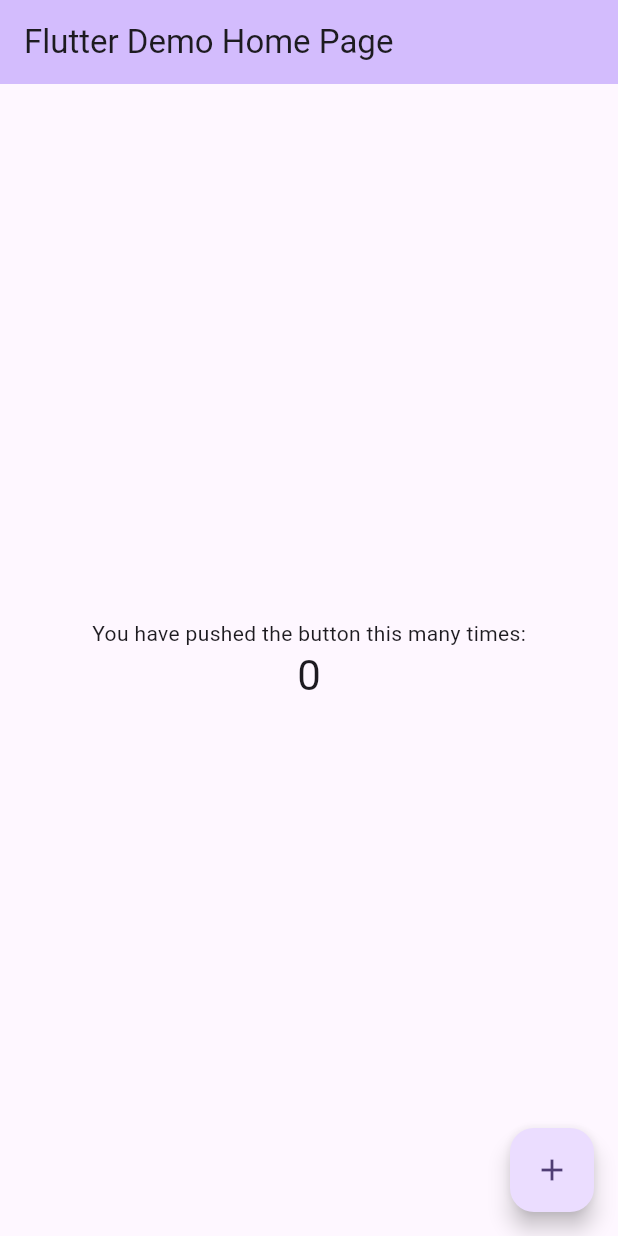
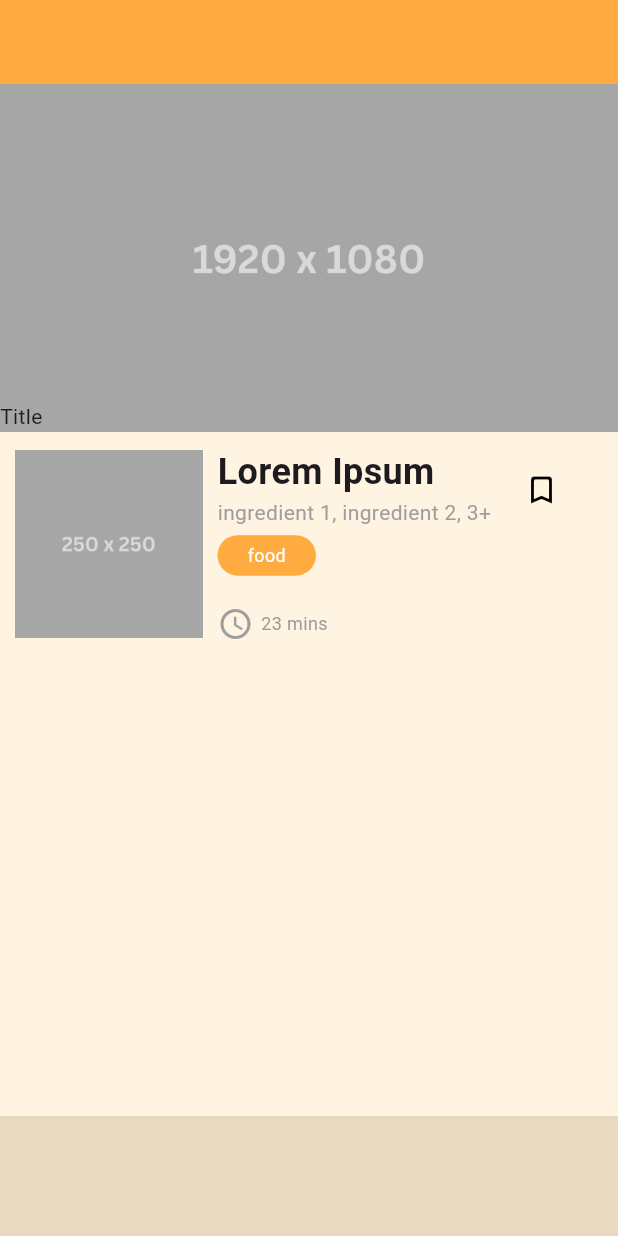
Before and after one commit to HeDoesCode/itelec4c_final_project, a Flutter app: the screen it shows after launch, on a phone screen of 412 x 824 dp. Run offline on Flutter 3.47's test engine with Material 3 defaults, Android fonts, the light colour scheme and no system bars.

Commit message:
updates: - added image placeholders - recipe details page and recipe list page - several reusable components

```diff
--- /dev/null
+++ b/lib/components/appbar.dart
@@ -0,0 +1,13 @@
+import 'package:flutter/material.dart';
+
+class CustomAppBar extends StatelessWidget implements PreferredSizeWidget {
+  const CustomAppBar({super.key});
+
+  @override
+  Widget build(BuildContext context) {
+    return AppBar(backgroundColor: Colors.orangeAccent);
+  }
+
+  @override
+  Size get preferredSize => Size.fromHeight(kToolbarHeight);
+}
--- /dev/null
+++ b/lib/components/recipe_featured_item.dart
@@ -0,0 +1,15 @@
+import 'package:flutter/material.dart';
+
+class RecipeFeaturedItem extends StatelessWidget {
+  const RecipeFeaturedItem({super.key});
+
+  @override
+  Widget build(BuildContext context) {
+    return Stack(
+      children: [
+        Image(image: AssetImage('images/img_placeholder_rect.png')),
+        Positioned(bottom: 0, left: 0, child: Text("Title")),
+      ],
+    );
+  }
+}
--- /dev/null
+++ b/lib/components/recipe_list_item.dart
@@ -0,0 +1,78 @@
+import 'package:flutter/material.dart';
+import 'package:itelec4c_final_project/components/transparent_btn.dart';
+
+class RecipeListItem extends StatelessWidget {
+  final String name;
+  final String ingredients;
+  final String category;
+  final int time;
+
+  const RecipeListItem({
+    super.key,
+    required this.name,
+    required this.ingredients,
+    required this.category,
+    required this.time,
+  });
+
+  @override
+  Widget build(BuildContext context) {
+    return Container(
+      padding: EdgeInsets.all(10),
+      child: Stack(
+        children: [
+          Row(
+            children: [
+              Image(
+                width: 125,
+                image: AssetImage('images/img_placeholder_square.png'),
+              ),
+              SizedBox(width: 10),
+              Column(
+                crossAxisAlignment: CrossAxisAlignment.start,
+                children: [
+                  Text(
+                    name,
+                    style: TextStyle(fontSize: 24, fontWeight: FontWeight.bold),
+                  ),
+                  Text(ingredients, style: TextStyle(color: Colors.grey)),
+                  SizedBox(height: 5),
+                  Container(
+                    decoration: BoxDecoration(
+                      borderRadius: BorderRadius.circular(50),
+                      color: Colors.orangeAccent,
+                    ),
+                    padding: EdgeInsets.fromLTRB(20, 5, 20, 5),
+                    child: Text(
+                      category,
+                      style: TextStyle(fontSize: 12, color: Colors.white),
+                    ),
+                  ),
+                  SizedBox(height: 20),
+                  Row(
+                    children: [
+                      Icon(Icons.access_time_rounded, color: Colors.grey),
+                      SizedBox(width: 5),
+                      Text(
+                        "${time.toString()} mins",
+                        style: TextStyle(fontSize: 12, color: Colors.grey),
+                      ),
+                    ],
+                  ),
+                ],
+              ),
+            ],
+          ),
+          Positioned(
+            top: 5,
+            right: 5,
+            child: TransparentButton(
+              iconLabel: Icons.bookmark_border_rounded,
+              action: () {},
+            ),
+          ),
+        ],
+      ),
+    );
+  }
+}
--- /dev/null
+++ b/lib/components/transparent_btn.dart
@@ -0,0 +1,25 @@
+import 'package:flutter/material.dart';
+
+class TransparentButton extends StatelessWidget {
+  final IconData iconLabel;
+  final VoidCallback action;
+
+  const TransparentButton({
+    super.key,
+    required this.iconLabel,
+    required this.action,
+  });
+
+  @override
+  Widget build(BuildContext context) {
+    return ElevatedButton(
+      onPressed: action,
+      style: ElevatedButton.styleFrom(
+        backgroundColor: Colors.transparent,
+        shadowColor: Colors.transparent,
+        shape: RoundedRectangleBorder(borderRadius: BorderRadius.circular(5)),
+      ),
+      child: Icon(iconLabel, color: Colors.black, size: 24),
+    );
+  }
+}
--- a/lib/main.dart
+++ b/lib/main.dart
@@ -1,4 +1,6 @@
 import 'package:flutter/material.dart';
+import 'package:itelec4c_final_project/pages/recipe/recipe_details_page.dart';
+import 'package:itelec4c_final_project/pages/recipe/recipe_list_page.dart';
 
 void main() {
   runApp(const MyApp());
@@ -7,116 +9,8 @@ void main() {
 class MyApp extends StatelessWidget {
   const MyApp({super.key});
 
-  // This widget is the root of your application.
   @override
   Widget build(BuildContext context) {
-    return MaterialApp(
-      title: 'Flutter Demo',
-      theme: ThemeData(
-        // This is the theme of your application.
-        //
-        // TRY THIS: Try running your application with "flutter run". You'll see
-        // the application has a purple toolbar. Then, without quitting the app,
-        // try changing the seedColor in the colorScheme below to Colors.green
-        // and then invoke "hot reload" (save your changes or press the "hot
-        // reload" button in a Flutter-supported IDE, or press "r" if you used
-        // the command line to start the app).
-        //
-        // Notice that the counter didn't reset back to zero; the application
-        // state is not lost during the reload. To reset the state, use hot
-        // restart instead.
-        //
-        // This works for code too, not just values: Most code changes can be
-        // tested with just a hot reload.
-        colorScheme: ColorScheme.fromSeed(seedColor: Colors.deepPurple),
-      ),
-      home: const MyHomePage(title: 'Flutter Demo Home Page'),
-    );
+    return MaterialApp(home: RecipeListPage());
   }
 }
-
-class MyHomePage extends StatefulWidget {
-  const MyHomePage({super.key, required this.title});
-
-  // This widget is the home page of your application. It is stateful, meaning
-  // that it has a State object (defined below) that contains fields that affect
-  // how it looks.
-
-  // This class is the configuration for the state. It holds the values (in this
-  // case the title) provided by the parent (in this case the App widget) and
-  // used by the build method of the State. Fields in a Widget subclass are
-  // always marked "final".
-
-  final String title;
-
-  @override
-  State<MyHomePage> createState() => _MyHomePageState();
-}
-
-class _MyHomePageState extends State<MyHomePage> {
-  int _counter = 0;
-
-  void _incrementCounter() {
-    setState(() {
-      // This call to setState tells the Flutter framework that something has
-      // changed in this State, which causes it to rerun the build method below
-      // so that the display can reflect the updated values. If we changed
-      // _counter without calling setState(), then the build method would not be
-      // called again, and so nothing would appear to happen.
-      _counter++;
-    });
-  }
-
-  @override
-  Widget build(BuildContext context) {
-    // This method is rerun every time setState is called, for instance as done
-    // by the _incrementCounter method above.
-    //
-    // The Flutter framework has been optimized to make rerunning build methods
-    // fast, so that you can just rebuild anything that needs updating rather
-    // than having to individually change instances of widgets.
-    return Scaffold(
-      appBar: AppBar(
-        // TRY THIS: Try changing the color here to a specific color (to
-        // Colors.amber, perhaps?) and trigger a hot reload to see the AppBar
-        // change color while the other colors stay the same.
-        backgroundColor: Theme.of(context).colorScheme.inversePrimary,
-        // Here we take the value from the MyHomePage object that was created by
-        // the App.build method, and use it to set our appbar title.
-        title: Text(widget.title),
-      ),
-      body: Center(
-        // Center is a layout widget. It takes a single child and positions it
-        // in the middle of the parent.
-        child: Column(
-          // Column is also a layout widget. It takes a list of children and
-          // arranges them vertically. By default, it sizes itself to fit its
-          // children horizontally, and tries to be as tall as its parent.
-          //
-          // Column has various properties to control how it sizes itself and
-          // how it positions its children. Here we use mainAxisAlignment to
-          // center the children vertically; the main axis here is the vertical
-          // axis because Columns are vertical (the cross axis would be
-          // horizontal).
-          //
-          // TRY THIS: Invoke "debug painting" (choose the "Toggle Debug Paint"
-          // action in the IDE, or press "p" in the console), to see the
-          // wireframe for each widget.
-          mainAxisAlignment: MainAxisAlignment.center,
-          children: <Widget>[
-            const Text('You have pushed the button this many times:'),
-            Text(
-              '$_counter',
-              style: Theme.of(context).textTheme.headlineMedium,
-            ),
-          ],
-        ),
-      ),
-      floatingActionButton: FloatingActionButton(
-        onPressed: _incrementCounter,
-        tooltip: 'Increment',
-        child: const Icon(Icons.add),
-      ), // This trailing comma makes auto-formatting nicer for build methods.
-    );
-  }
-}
--- /dev/null
+++ b/lib/pages/recipe/recipe_list_page.dart
@@ -0,0 +1,32 @@
+import 'package:flutter/material.dart';
+import 'package:itelec4c_final_project/components/appbar.dart';
+import 'package:itelec4c_final_project/components/recipe_featured_item.dart';
+import 'package:itelec4c_final_project/components/recipe_list_item.dart';
+
+class RecipeListPage extends StatelessWidget {
+  const RecipeListPage({super.key});
+
+  @override
+  Widget build(BuildContext context) {
+    return Scaffold(
+      backgroundColor: const Color.fromARGB(100, 255, 224, 178),
+      appBar: CustomAppBar(),
+      body: Center(
+        child: ListView(
+          children: [
+            RecipeFeaturedItem(),
+            RecipeListItem(
+              name: 'Lorem Ipsum',
+              ingredients: 'ingredient 1, ingredient 2, 3+',
+              category: 'food',
+              time: 23,
+            ),
+          ],
+        ),
+      ),
+      bottomNavigationBar: BottomAppBar(
+        color: Color.fromARGB(100, 201, 177, 145),
+      ),
+    );
+  }
+}
```
Also changed, not shown: lib/pages/recipe/recipe_details_page.dart (added, +98 -0 lines), pubspec.yaml (+3 -5 lines), images/img_placeholder_rect.png (added), images/img_placeholder_square.png (added).
